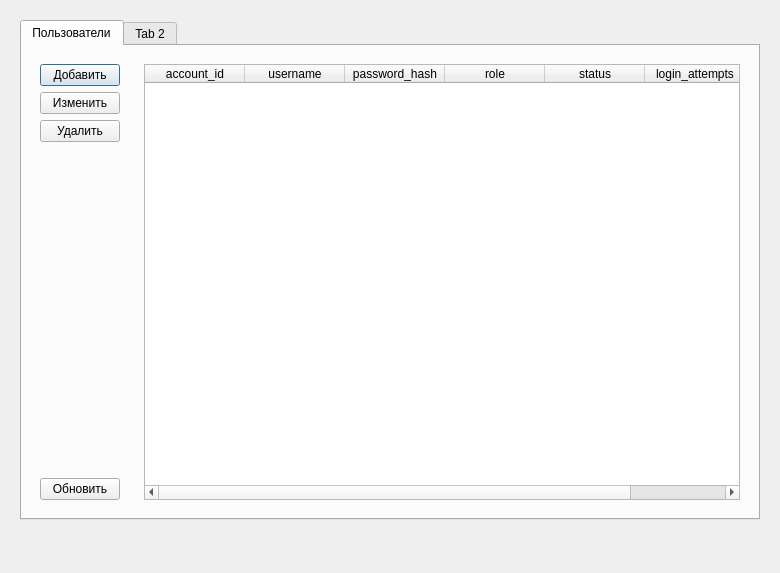
First picture: the form in ui/AdminDialog.ui, repository lilKOZACHKA/CleaningApp, before the edit.
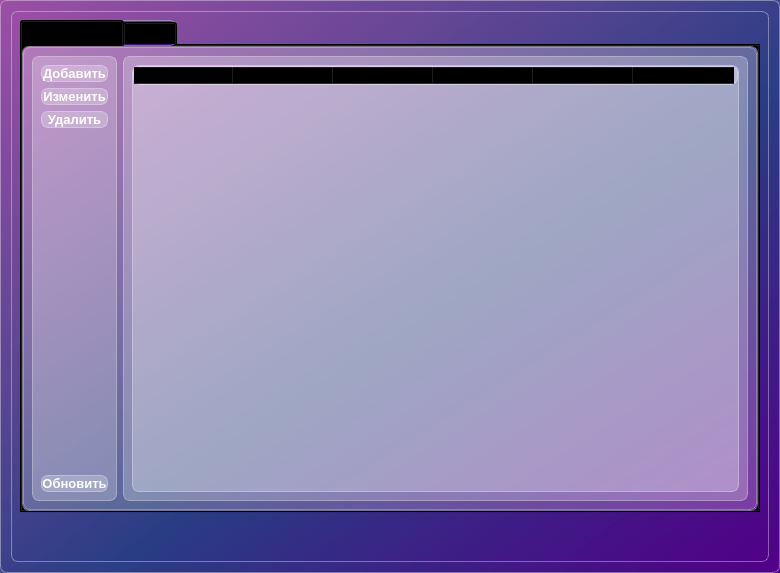
Second picture: the form after the edit.

The edit to the form file:
```diff
--- a/ui/AdminDialog.ui
+++ b/ui/AdminDialog.ui
@@ -13,19 +13,40 @@
   <property name="windowTitle">
    <string>Админ</string>
   </property>
+  <property name="styleSheet">
+   <string notr="true">background-color:qlineargradient(spread:pad, x1:1, y1:1, x2:0, y2:0, stop:0 rgba(81, 0, 135, 255), stop:0.427447 rgba(41, 61, 132, 235), stop:1 rgba(155, 79, 165, 255));
+
+border: 1px solid  rgba(255, 255, 255, 90);
+border-radius: 7px;</string>
+  </property>
   <layout class="QGridLayout" name="gridLayout">
    <item row="0" column="0">
     <widget class="QWidget" name="widget" native="true">
+     <property name="styleSheet">
+      <string notr="true"/>
+     </property>
      <layout class="QVBoxLayout" name="verticalLayout_2">
       <item>
        <widget class="QTabWidget" name="tabWidget">
         <widget class="QWidget" name="tab">
+         <property name="styleSheet">
+          <string notr="true">background-color: rgba(255, 255, 255, 60);
+color: white;
+font-weight: bold;
+font-size: 10pt;</string>
+         </property>
          <attribute name="title">
           <string>Пользователи</string>
          </attribute>
          <layout class="QHBoxLayout" name="horizontalLayout">
           <item>
            <widget class="QWidget" name="widget_2" native="true">
+            <property name="styleSheet">
+             <string notr="true">background-color: rgba(255, 255, 255, 60);
+color: white;
+font-weight: bold;
+font-size: 10pt;</string>
+            </property>
             <layout class="QVBoxLayout" name="verticalLayout">
              <item>
               <widget class="QPushButton" name="add_new_user_button">
@@ -73,9 +94,18 @@
           </item>
           <item>
            <widget class="QWidget" name="widget_3" native="true">
+            <property name="styleSheet">
+             <string notr="true">background-color: rgba(255, 255, 255, 60);
+color: black;
+font-weight: bold;
+font-size: 10pt;</string>
+            </property>
             <layout class="QVBoxLayout" name="verticalLayout_4">
              <item>
               <widget class="QTableWidget" name="tableWidget">
+               <property name="styleSheet">
+                <string notr="true">selection-background-color: rgb(255, 19, 19);</string>
+               </property>
                <property name="editTriggers">
                 <set>QAbstractItemView::NoEditTriggers</set>
                </property>
```
